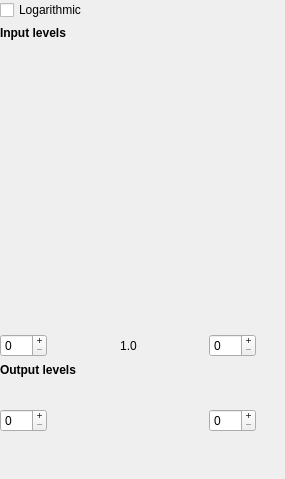
Before: the Qt Designer form krita/plugins/filters/levelfilter/wdg_level.ui in KDE/krita, drawn with Qt 5.
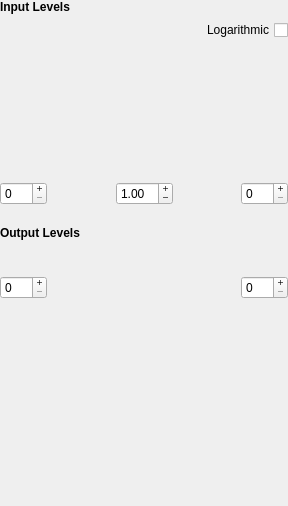
After: the same form once the commit is applied. Custom widgets are drawn as their Qt base class.

Commit message: commit antiquark's level filter patches

Patch:
```diff
--- a/krita/plugins/filters/levelfilter/wdg_level.ui
+++ b/krita/plugins/filters/levelfilter/wdg_level.ui
@@ -5,8 +5,8 @@
    <rect>
     <x>0</x>
     <y>0</y>
-    <width>285</width>
-    <height>479</height>
+    <width>288</width>
+    <height>506</height>
    </rect>
   </property>
   <property name="sizePolicy" >
@@ -23,7 +23,7 @@
   </property>
   <property name="maximumSize" >
    <size>
-    <width>32767</width>
+    <width>600</width>
     <height>32767</height>
    </size>
   </property>
@@ -34,37 +34,54 @@
    <property name="margin" >
     <number>0</number>
    </property>
-   <item row="0" column="0" >
-    <widget class="QCheckBox" name="chkLogarithmic" >
-     <property name="text" >
-      <string>Logarithmic</string>
-     </property>
-    </widget>
-   </item>
    <item row="1" column="0" >
     <widget class="QLabel" name="textLabel2" >
      <property name="text" >
-      <string>&lt;b>Input levels&lt;/b></string>
+      <string>&lt;b>Input Levels&lt;/b></string>
      </property>
      <property name="wordWrap" >
       <bool>false</bool>
      </property>
     </widget>
    </item>
+   <item row="10" column="0" >
+    <spacer name="spacer6_2" >
+     <property name="orientation" >
+      <enum>Qt::Vertical</enum>
+     </property>
+     <property name="sizeType" >
+      <enum>QSizePolicy::Expanding</enum>
+     </property>
+     <property name="sizeHint" stdset="0" >
+      <size>
+       <width>20</width>
+       <height>20</height>
+      </size>
+     </property>
+    </spacer>
+   </item>
    <item row="2" column="0" >
-    <layout class="QVBoxLayout" >
-     <item>
+    <widget class="QCheckBox" name="chkLogarithmic" >
+     <property name="layoutDirection" >
+      <enum>Qt::RightToLeft</enum>
+     </property>
+     <property name="text" >
+      <string>Logarithmic</string>
+     </property>
+    </widget>
+   </item>
+   <item row="3" column="0" >
       <widget class="QLabel" name="histview" >
        <property name="minimumSize" >
         <size>
-         <width>256</width>
-         <height>256</height>
+       <width>100</width>
+       <height>100</height>
         </size>
        </property>
        <property name="maximumSize" >
         <size>
-         <width>256</width>
-         <height>256</height>
+       <width>16777215</width>
+       <height>300</height>
         </size>
        </property>
        <property name="scaledContents" >
@@ -75,19 +92,17 @@
        </property>
       </widget>
      </item>
-     <item>
-      <layout class="QVBoxLayout" >
-       <item>
+   <item row="4" column="0" >
         <widget class="KGradientSlider" native="1" name="ingradient" >
          <property name="minimumSize" >
           <size>
            <width>256</width>
-           <height>20</height>
+       <height>24</height>
           </size>
          </property>
         </widget>
        </item>
-       <item>
+   <item row="5" column="0" >
         <layout class="QHBoxLayout" >
          <item>
           <widget class="QSpinBox" name="blackspin" >
@@ -116,15 +131,21 @@
           </spacer>
          </item>
          <item>
-          <widget class="QLabel" name="gammaspin" >
-           <property name="text" >
-            <string>1.0</string>
-           </property>
-           <property name="alignment" >
-            <set>Qt::AlignCenter</set>
-           </property>
-           <property name="wordWrap" >
-            <bool>false</bool>
+      <widget class="QDoubleSpinBox" name="gammaspin" >
+       <property name="buttonSymbols" >
+        <enum>QAbstractSpinBox::PlusMinus</enum>
+       </property>
+       <property name="minimum" >
+        <double>0.100000000000000</double>
+       </property>
+       <property name="maximum" >
+        <double>10.000000000000000</double>
+       </property>
+       <property name="singleStep" >
+        <double>0.010000000000000</double>
+       </property>
+       <property name="value" >
+        <double>1.000000000000000</double>
            </property>
           </widget>
          </item>
@@ -156,31 +177,43 @@
          </item>
         </layout>
        </item>
-      </layout>
-     </item>
-     <item>
+   <item row="6" column="0" >
+    <spacer name="verticalSpacer" >
+     <property name="orientation" >
+      <enum>Qt::Vertical</enum>
+     </property>
+     <property name="sizeType" >
+      <enum>QSizePolicy::Fixed</enum>
+     </property>
+     <property name="sizeHint" stdset="0" >
+      <size>
+       <width>20</width>
+       <height>15</height>
+      </size>
+     </property>
+    </spacer>
+   </item>
+   <item row="7" column="0" >
       <widget class="QLabel" name="textLabel3" >
        <property name="text" >
-        <string>&lt;b>Output levels&lt;/b></string>
+      <string>&lt;b>Output Levels&lt;/b></string>
        </property>
        <property name="wordWrap" >
         <bool>false</bool>
        </property>
       </widget>
      </item>
-     <item>
-      <layout class="QVBoxLayout" >
-       <item>
+   <item row="8" column="0" >
         <widget class="KGradientSlider" native="1" name="outgradient" >
          <property name="minimumSize" >
           <size>
            <width>256</width>
-           <height>20</height>
+       <height>24</height>
           </size>
          </property>
         </widget>
        </item>
-       <item>
+   <item row="9" column="0" >
         <layout class="QHBoxLayout" >
          <item>
           <widget class="QSpinBox" name="outblackspin" >
@@ -219,42 +252,6 @@
           </widget>
          </item>
         </layout>
-       </item>
-      </layout>
-     </item>
-    </layout>
-   </item>
-   <item row="2" column="1" >
-    <spacer name="spacer5_2" >
-     <property name="orientation" >
-      <enum>Qt::Horizontal</enum>
-     </property>
-     <property name="sizeType" >
-      <enum>QSizePolicy::Expanding</enum>
-     </property>
-     <property name="sizeHint" stdset="0" >
-      <size>
-       <width>21</width>
-       <height>20</height>
-      </size>
-     </property>
-    </spacer>
-   </item>
-   <item row="3" column="0" >
-    <spacer name="spacer6_2" >
-     <property name="orientation" >
-      <enum>Qt::Vertical</enum>
-     </property>
-     <property name="sizeType" >
-      <enum>QSizePolicy::Expanding</enum>
-     </property>
-     <property name="sizeHint" stdset="0" >
-      <size>
-       <width>20</width>
-       <height>20</height>
-      </size>
-     </property>
-    </spacer>
    </item>
   </layout>
  </widget>
```
Lines whose indentation alone changed are shown as unchanged. The commit also changes 4 other files.
